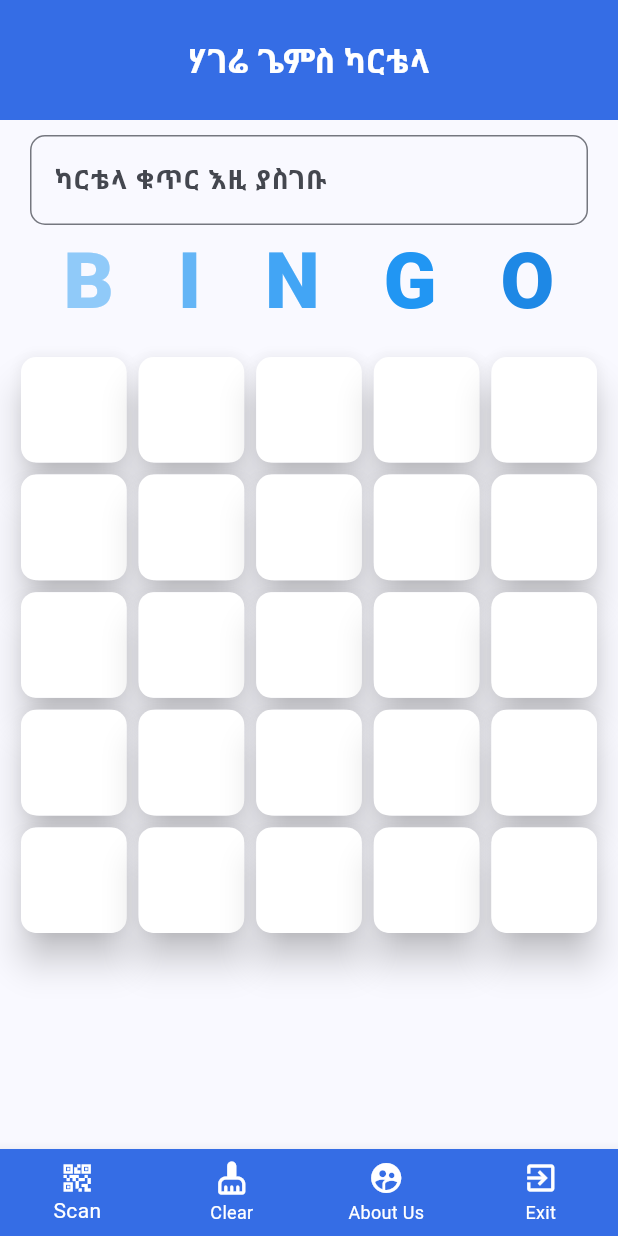
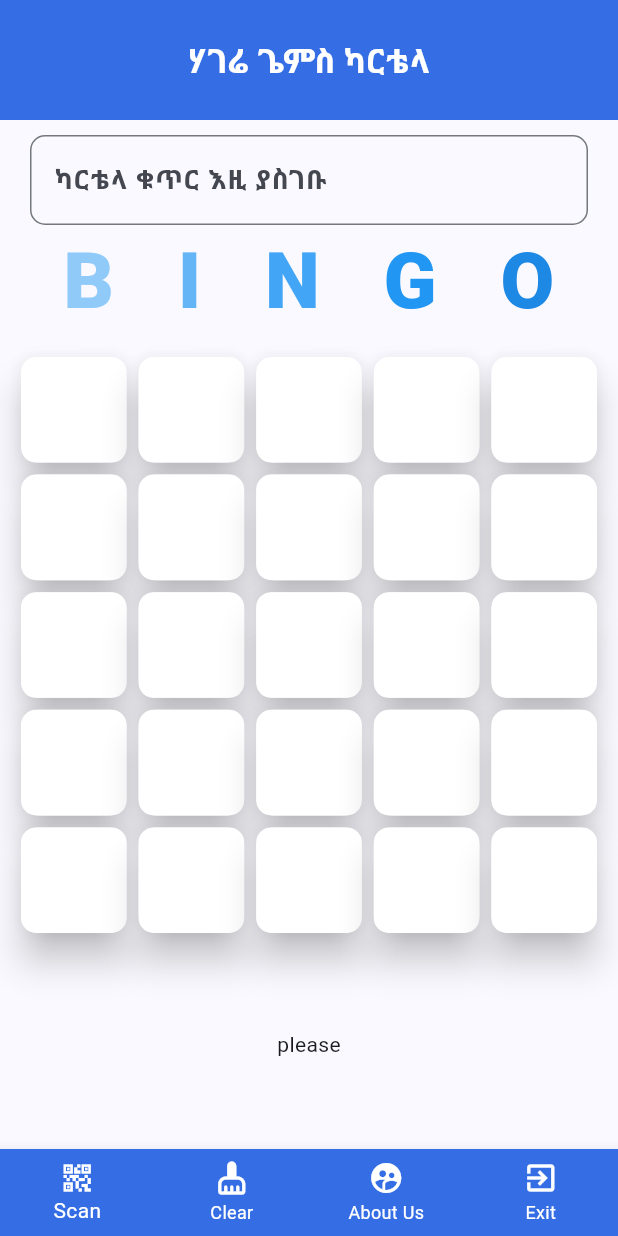
Before and after one commit to binilet/hag_cartela, a Flutter app: the screen it shows after launch, on a phone screen of 412 x 824 dp. Run offline on Flutter 3.47's test engine with Material 3 defaults, Android fonts, the phone set to English and light mode, and no system bars; missing offline and left inert: qrscan.

Commit message:
state provider logic added and qr-state is being read

```diff
--- /dev/null
+++ b/lib/States/scanner_state.dart
@@ -0,0 +1,17 @@
+import 'package:flutter/cupertino.dart';
+import 'package:qrscan/qrscan.dart' as scanner;
+import 'package:flutter/services.dart';
+
+class ScannerState extends ChangeNotifier{
+  String? scannedCompanyId="please";
+
+  Future scanQR() async {
+    try {
+      String? cameraScanResult = await scanner.scan();
+      scannedCompanyId = cameraScanResult;
+      notifyListeners();
+    } on PlatformException catch (e) {
+      print(e);
+    }
+  }
+}
--- /dev/null
+++ b/lib/Widgets/bottom_navigator.dart
@@ -0,0 +1,48 @@
+import 'package:flutter/material.dart';
+import 'package:hag_cart/States/scanner_state.dart';
+import 'package:provider/provider.dart';
+
+class BottomNavigator extends StatelessWidget {
+  @override
+  Widget build(BuildContext context) {
+    return BottomNavigationBar(
+      backgroundColor: Color(0xFF356DE5), // Add this
+      selectedItemColor: Colors.white, // Add this
+      unselectedItemColor: Colors.white.withOpacity(1), // Add this
+      //selectedFontSize: 14.0, // Add this
+      //unselectedFontSize: 14.0, // Add this
+      type: BottomNavigationBarType.fixed, // Add this
+      items: const [
+        BottomNavigationBarItem(
+          icon: Icon(Icons.qr_code_2),
+          label: 'Scan',
+        ),
+        BottomNavigationBarItem(
+          icon: Icon(Icons.cleaning_services_rounded),
+          label: 'Clear',
+        ),
+        BottomNavigationBarItem(
+          icon: Icon(Icons.supervised_user_circle),
+          label: 'About Us',
+        ),
+        BottomNavigationBarItem(
+          icon: Icon(Icons.exit_to_app),
+          label: 'Exit',
+        ),
+      ],
+      onTap: (index) async{
+        if (index == 0) {//scan
+          print('Home');
+          await Provider.of<ScannerState>(context,listen: false).scanQR();
+          //_scanQR();
+        } else if (index == 1) {//clear
+          print('us');
+        } else if (index == 2) {//about us
+          print('Favorites');
+        } else if (index == 3) {//exit
+          print('Settings');
+        }
+      },
+    );
+  }
+}
--- a/lib/main.dart
+++ b/lib/main.dart
@@ -1,8 +1,9 @@
 import 'dart:math';
 
 import 'package:flutter/material.dart';
-import 'package:flutter/services.dart';
-import 'package:qrscan/qrscan.dart' as scanner;
+import './Widgets/bottom_navigator.dart';
+import 'package:provider/provider.dart';
+import './States/scanner_state.dart';
 
 void main() {
   runApp(const MyApp());
@@ -10,162 +11,44 @@ void main() {
 
 class MyApp extends StatelessWidget {
   const MyApp({super.key});
-
   // This widget is the root of your application.
   @override
   Widget build(BuildContext context) {
-
-    String? result = "Hello World...!";
-    Future _scanQR() async {
-      try {
-        String? cameraScanResult = await scanner.scan();
-        //print(cameraScanResult);
-
-        /*setState(() {
-          result = cameraScanResult; // setting string result with cameraScanResult
-        });*/
-      } on PlatformException catch (e) {
-        print(e);
-      }
-    }
-
-    return MaterialApp(
-      title: 'Flutter Demo',
-      theme: ThemeData(
-        // This is the theme of your application.
-        //
-        // TRY THIS: Try running your application with "flutter run". You'll see
-        // the application has a purple toolbar. Then, without quitting the app,
-        // try changing the seedColor in the colorScheme below to Colors.green
-        // and then invoke "hot reload" (save your changes or press the "hot
-        // reload" button in a Flutter-supported IDE, or press "r" if you used
-        // the command line to start the app).
-        //
-        // Notice that the counter didn't reset back to zero; the application
-        // state is not lost during the reload. To reset the state, use hot
-        // restart instead.
-        //
-        // This works for code too, not just values: Most code changes can be
-        // tested with just a hot reload.
-        colorScheme: ColorScheme.fromSeed(seedColor: Colors.blueAccent),
-        useMaterial3: true,
-      ),
-      home: DefaultTabController(
-        initialIndex: 1,
-        length: 4,
-        child: Scaffold(
+    return ChangeNotifierProvider(create: (context) => ScannerState(),
+      child: MaterialApp(
+        title: 'Hagere Games Cartela Selector',
+        theme: ThemeData(
+          colorScheme: ColorScheme.fromSeed(seedColor: Colors.blueAccent),
+          useMaterial3: true,
+        ),
+        home: Scaffold(
           appBar: AppBar(
-            title:  Text('ሃገሬ ጌምስ ካርቴላ',style: TextStyle(color: Colors.white,fontWeight: FontWeight.bold),),
+            title:  const Text('ሃገሬ ጌምስ ካርቴላ',style: TextStyle(color: Colors.white,fontWeight: FontWeight.bold),),
             centerTitle: true,
-            backgroundColor:Color(0xFF356DE5),
+            backgroundColor:const Color(0xFF356DE5),
             toolbarHeight: 80.0,
-            // This check specifies which nested Scrollable's scroll notification
-            // should be listened to.
-            //
-            // When `ThemeData.useMaterial3` is true and scroll view has
-            // scrolled underneath the app bar, this updates the app bar
-            // background color and elevation.
-            //
-            // This sets `notification.depth == 1` to listen to the scroll
-            // notification from the nested `ListView.builder`.
-            /*notificationPredicate: (ScrollNotification notification) {
-              return notification.depth == 1;
-            },
-            // The elevation value of the app bar when scroll view has
-            // scrolled underneath the app bar.
-            scrolledUnderElevation: 4.0,
-            shadowColor: Theme.of(context).shadowColor,
-            bottom: TabBar(
-              tabs: <Widget>[
-                Tab(
-                  icon: const Icon(Icons.qr_code),
-                  text: 'Scan',
-                ),
-                Tab(
-                  icon: const Icon(Icons.clear_all),
-                  text: 'Clear',
-                ),
-                Tab(
-                  icon: const Icon(Icons.exit_to_app),
-                  text: 'Exit',
-                ),
-                Tab(
-                  icon: const Icon(Icons.supervised_user_circle),
-                  text: 'About Us',
-                ),
-              ],
-            ),*/
           ),
-          body:SingleChildScrollView(
+          body:const SingleChildScrollView(
             child:  Padding(
               padding: EdgeInsets.only(top: 10.0),
-              child: const MyHomePage(),
+              child:  MyHomePage(),
             ),
           ),
-            bottomNavigationBar: BottomNavigationBar(
-              backgroundColor: Color(0xFF356DE5), // Add this
-              selectedItemColor: Colors.white, // Add this
-
-              unselectedItemColor: Colors.white.withOpacity(1), // Add this
-              //selectedFontSize: 14.0, // Add this
-              //unselectedFontSize: 14.0, // Add this
-              type: BottomNavigationBarType.fixed, // Add this
-              items: const [
-                BottomNavigationBarItem(
-                  icon: Icon(Icons.qr_code_2),
-                  label: 'Scan',
-                ),
-                BottomNavigationBarItem(
-
-
-                  icon: Icon(Icons.cleaning_services_rounded),
-                  label: 'Clear',
-                ),
-                BottomNavigationBarItem(
-                  icon: Icon(Icons.supervised_user_circle),
-                  label: 'About Us',
-                ),
-                BottomNavigationBarItem(
-                  icon: Icon(Icons.exit_to_app),
-                  label: 'Exit',
-                ),
-
-              ],
-              onTap: (index) {
-                if (index == 0) {//scan
-                  print('Home');
-                  _scanQR();
-                } else if (index == 1) {//clear
-                  print('us');
-                } else if (index == 2) {//about us
-                  print('Favorites');
-                } else if (index == 3) {//exit
-                  print('Settings');
-                }
-              },
-            ),
+          bottomNavigationBar: BottomNavigator(),
         ),
-      )
+      ),
     );
   }
 }
 
 class MyHomePage extends StatefulWidget {
   const MyHomePage({super.key});
-
-  // This widget is the home page of your application. It is stateful, meaning
-  // that it has a State object (defined below) that contains fields that affect
-  // how it looks.
-
-  // This class is the configuration for the state. It holds the values (in this
-  // case the title) provided by the parent (in this case the App widget) and
-  // used by the build method of the State. Fields in a Widget subclass are
-  // always marked "final".
   @override
   State<MyHomePage> createState() => _MyHomePageState();
 }
 
 class _MyHomePageState extends State<MyHomePage> {
+
   final comp_id_controller = TextEditingController();
   final board_id_controller = TextEditingController();
 
@@ -178,15 +61,6 @@ class _MyHomePageState extends State<MyHomePage> {
     return Material(
       child: Column(
         children: <Widget>[
-          /*TextField(
-            controller: comp_id_controller,
-            decoration: InputDecoration(hintText: 'Enter Company Id'),
-            onSubmitted: (value){
-              setState(() {
-                numbers = fetchNumbers(value);
-              });
-            },
-          ),*/
           Row( // Add this
             children: <Widget>[
               Expanded( // Add this
@@ -217,14 +91,6 @@ class _MyHomePageState extends State<MyHomePage> {
                   ),
                 ),
               ), // Add this
-              /*IconButton( // Add this
-                icon: Icon(Icons.search, color: Colors.blue), // Add this
-                onPressed: () {
-                  setState(() {
-                    numbers = fetchNumbers(board_id_controller.text);
-                  });
-                }, // Add this
-              ),*/ // Add this
             ],
           ), // A,
           Row(// Add this
@@ -270,7 +136,14 @@ class _MyHomePageState extends State<MyHomePage> {
                 ),
               );
             },
-          ),)
+          ),
+          ),
+          Consumer<ScannerState>(
+            builder: (context,ScannerState,_) {
+              String? companyId = ScannerState.scannedCompanyId;
+              return Padding(padding: EdgeInsets.all(50),child: Text(companyId==null ? 'gt' : companyId!),);
+            },
+          ),
         ],
       ),
 
--- a/pubspec.yaml
+++ b/pubspec.yaml
@@ -35,6 +35,7 @@ dependencies:
   # The following adds the Cupertino Icons font to your application.
   # Use with the CupertinoIcons class for iOS style icons.
   cupertino_icons: ^1.0.2
+  provider: ^6.1.1
 
 dev_dependencies:
   flutter_test:
```
Also changed, not shown: pubspec.lock.
